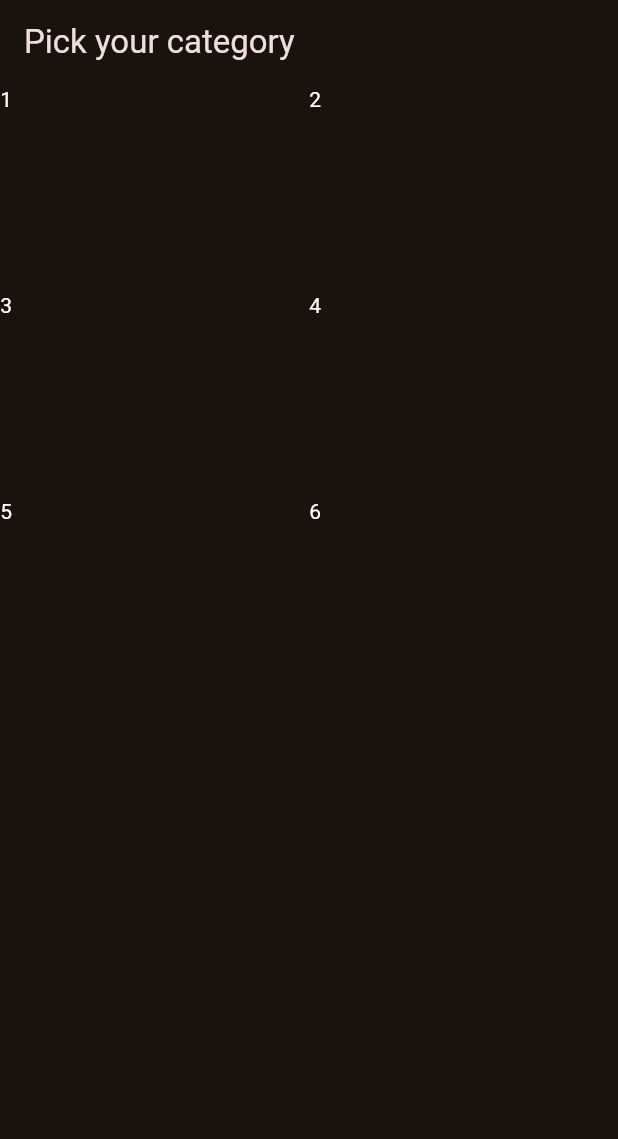
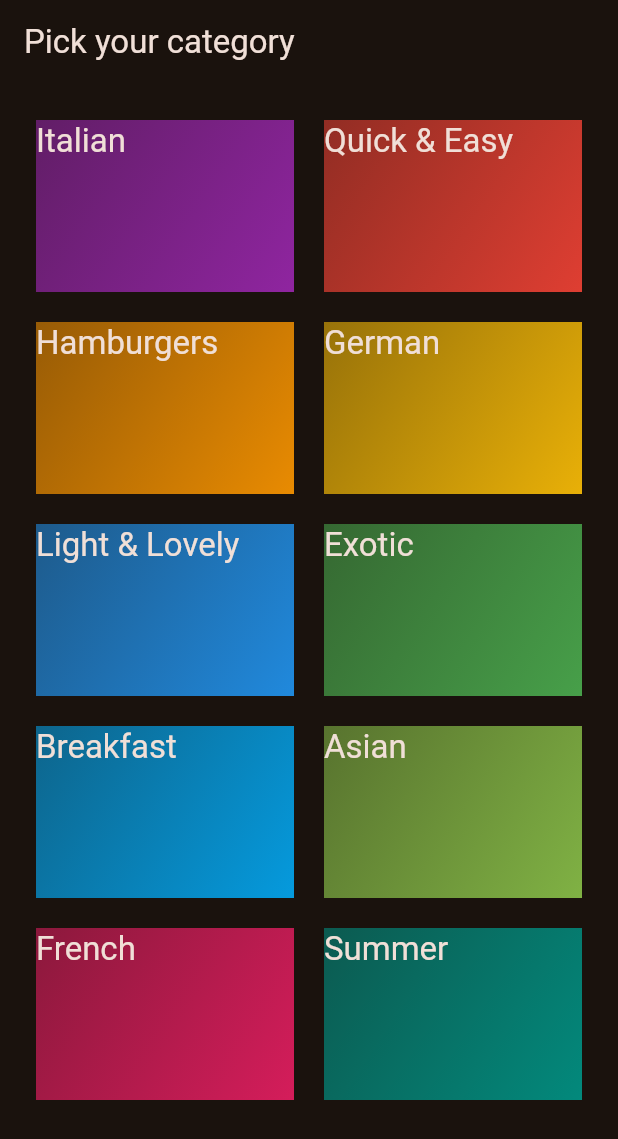
Before and after one commit to Drewz01/CSIT284-Templado, a Flutter app: the screen it shows after launch, on a phone screen of 412 x 824 dp. Shown: the top 1139 px of the screen. Run offline on Flutter 3.47's test engine with Material 3 defaults, Android fonts, the phone set to English and light mode, and no system bars; our stand-ins replace google_fonts.

Commit message:
Add categories

```diff
--- a/meals/lib/categories.dart
+++ /dev/null
@@ -1,27 +0,0 @@
-import 'package:flutter/material.dart';
-
-class CategoriesScreen extends StatelessWidget {
- const CategoriesScreen({super.key});
-
-  @override
-  Widget build(BuildContext context) {
-    return Scaffold(
-      appBar: AppBar(title: const Text('Pick your category'),),
-      body: GridView(gridDelegate: const SliverGridDelegateWithFixedCrossAxisCount(
-        crossAxisCount: 2,
-        childAspectRatio: 3/2
-        ),
-        children: [
-          Text("1", style: TextStyle(color: Colors.white),),
-          Text("2",  style: TextStyle(color: Colors.white),),
-          Text("3" , style: TextStyle(color: Colors.white),),
-          Text("4",  style: TextStyle(color: Colors.white),),
-          Text("5",  style: TextStyle(color: Colors.white),),
-          Text("6",  style: TextStyle(color: Colors.white),),
-
-
-        ],
-        ),
-    );
-  }
-}
--- /dev/null
+++ b/meals/lib/data/dummy_data.dart
@@ -0,0 +1,56 @@
+import 'package:flutter/material.dart';
+
+import 'package:meals/models/category.dart';
+
+const availableCategories = [
+  Category(
+    id: 'c1',
+    title: 'Italian',
+    color: Colors.purple,
+  ),
+  Category(
+    id: 'c2',
+    title: 'Quick & Easy',
+    color: Colors.red,
+  ),
+  Category(
+    id: 'c3',
+    title: 'Hamburgers',
+    color: Colors.orange,
+  ),
+  Category(
+    id: 'c4',
+    title: 'German',
+    color: Colors.amber,
+  ),
+  Category(
+    id: 'c5',
+    title: 'Light & Lovely',
+    color: Colors.blue,
+  ),
+  Category(
+    id: 'c6',
+    title: 'Exotic',
+    color: Colors.green,
+  ),
+  Category(
+    id: 'c7',
+    title: 'Breakfast',
+    color: Colors.lightBlue,
+  ),
+  Category(
+    id: 'c8',
+    title: 'Asian',
+    color: Colors.lightGreen,
+  ),
+  Category(
+    id: 'c9',
+    title: 'French',
+    color: Colors.pink,
+  ),
+  Category(
+    id: 'c10',
+    title: 'Summer',
+    color: Colors.teal,
+  ),
+];
--- a/meals/lib/main.dart
+++ b/meals/lib/main.dart
@@ -1,7 +1,7 @@
 import 'package:flutter/material.dart';
 
 import 'package:google_fonts/google_fonts.dart';
-import 'package:meals/categories.dart';
+import 'package:meals/screens/categories.dart';
 
 final theme = ThemeData(
   useMaterial3: true,
--- /dev/null
+++ b/meals/lib/models/category.dart
@@ -0,0 +1,13 @@
+import 'package:flutter/material.dart';
+
+class Category {
+  const Category({
+    required this.id,
+    required this.title,
+    this.color = Colors.orange,
+  });
+
+  final String id;
+  final String title;
+  final Color color;
+}
--- /dev/null
+++ b/meals/lib/screens/categories.dart
@@ -0,0 +1,28 @@
+import 'package:flutter/material.dart';
+import 'package:meals/data/dummy_data.dart';
+import 'package:meals/widgets/category_grid_item.dart';
+
+class CategoriesScreen extends StatelessWidget {
+ const CategoriesScreen({super.key});
+
+  @override
+  Widget build(BuildContext context) {
+    return Scaffold(
+      appBar: AppBar(title: const Text('Pick your category'),),
+      body: GridView(
+      padding: EdgeInsets.all(24),
+      gridDelegate: const SliverGridDelegateWithFixedCrossAxisCount(
+        crossAxisCount: 2,
+        childAspectRatio: 3/2,
+        mainAxisSpacing: 20,
+        crossAxisSpacing: 20,
+        ),
+        children: [
+          for (final category in availableCategories)
+          CategoryGridItem(category: category)
+
+        ],
+        ),
+    );
+  }
+}
--- /dev/null
+++ b/meals/lib/widgets/category_grid_item.dart
@@ -0,0 +1,28 @@
+import 'package:flutter/material.dart';
+import 'package:meals/models/category.dart';
+
+class CategoryGridItem extends StatelessWidget {
+const CategoryGridItem({super.key, required this.category});
+final Category category;
+
+@override
+  Widget build(BuildContext context) {
+   return Container(
+    decoration: BoxDecoration(
+      gradient: LinearGradient(colors: [
+        category.color.withValues(alpha: .55),
+        category.color.withValues(alpha: .9),
+      ],
+      begin: Alignment.topLeft,
+      end: Alignment.bottomRight,
+      )
+    ),
+    child: Text(
+      category.title,
+      style: Theme.of(context).textTheme.titleLarge!.copyWith(
+        color: Theme.of(context).colorScheme.onSurface,
+      ),
+    )
+   );
+  }
+}
```
